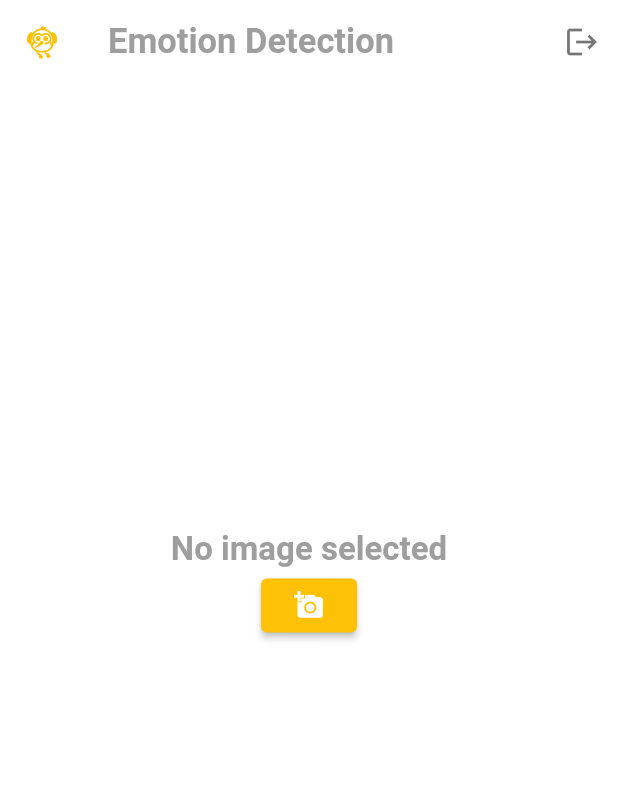
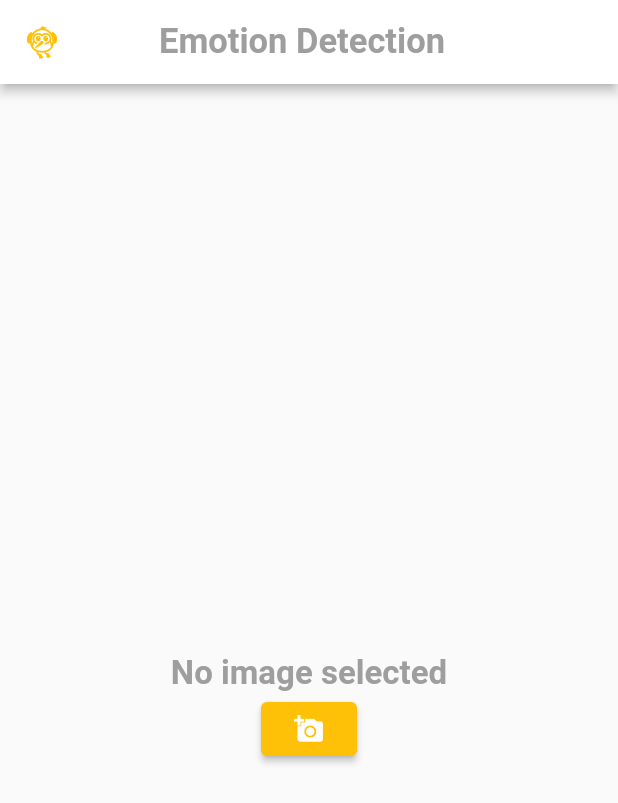
Before and after one commit to Sahim98/FaceEmotion, a Flutter app: the Tensorflow screen opened directly, on a phone screen of 412 x 824 dp. Shown: the top 803 px of the screen. Run offline on Flutter 3.47's test engine with Material 2 defaults, Android fonts, the phone set to English and light mode, and no system bars; our stand-ins replace animated_text_kit, bottom_navy_bar, cloud_firestore, firebase_auth, firebase_core, firebase_storage and 6 more; missing offline and left inert: flutter_inappwebview, tflite; accounts and stored records are empty; network calls fail.

Commit message:
gql added

```diff
--- a/lib/auth/Predict/tensorflow.dart
+++ b/lib/auth/Predict/tensorflow.dart
@@ -1,11 +1,7 @@
 import 'dart:io';
-import 'package:facecam/auth/SignUp/login.dart';
-import 'package:facecam/utils/utils.dart';
-import 'package:firebase_auth/firebase_auth.dart';
 import 'package:flutter/material.dart';
 import 'package:image_picker/image_picker.dart';
 import 'package:tflite/tflite.dart';
-
 
 class Tensorflow extends StatefulWidget {
   const Tensorflow({super.key});
@@ -20,7 +16,6 @@ class _TensorflowState extends State<Tensorflow> {
   File? _image;
   bool _loading = false, visible = false;
   final imgPicker = ImagePicker();
-  final _auth = FirebaseAuth.instance;
 
   @override
   void initState() {
@@ -39,6 +34,7 @@ class _TensorflowState extends State<Tensorflow> {
       labels: "assets/labels.txt",
       model: "assets/model_unquant.tflite",
       numThreads: 1,
+
     );
   }
 
@@ -72,16 +68,12 @@ class _TensorflowState extends State<Tensorflow> {
     classifyImage(_image);
   }
 
-
-
-
-
   @override
   Widget build(BuildContext context) {
     List emoji = ["....😀", "...😡", "...😥"];
     return Scaffold(
       appBar: AppBar(
-        elevation: 0,
+        elevation: 3,
         leading: const Icon(
           Icons.flutter_dash,
           color: Colors.amber,
@@ -92,30 +84,9 @@ class _TensorflowState extends State<Tensorflow> {
           style: TextStyle(
               color: Colors.grey, fontWeight: FontWeight.bold, fontSize: 23),
         ),
-        actions: [
-          IconButton(
-              onPressed: () {
-                _auth.signOut().then((value) {
-                  Navigator.push(context, MaterialPageRoute(
-                    builder: (context) {
-                      return const Login();
-                    },
-                  ));
-                }).onError((error, stackTrace) {
-                  Utils().toastMessage(error.toString());
-                });
-              },
-              icon: const Icon(
-                Icons.logout,
-                color: Colors.black54,
-              ))
-        ],
+        titleSpacing: 50,
       ),
       body: SingleChildScrollView(
-        scrollDirection: Axis.vertical,
-        child: Container(
-          color: Colors.white,
-          child: SingleChildScrollView(
         scrollDirection: Axis.vertical,
         child: Column(
           mainAxisAlignment: MainAxisAlignment.center,
@@ -136,7 +107,7 @@ class _TensorflowState extends State<Tensorflow> {
                   )
                 : Center(
                     child: SizedBox(
-                          height: MediaQuery.of(context).size.height * .8,
+                      height: MediaQuery.of(context).size.height,
                       child: Column(
                         crossAxisAlignment: CrossAxisAlignment.center,
                         mainAxisAlignment: MainAxisAlignment.center,
@@ -147,12 +118,10 @@ class _TensorflowState extends State<Tensorflow> {
                                   elevation: 45,
                                   child: Image.file(_image!,
                                       fit: BoxFit.cover,
-                                          height: MediaQuery.of(context)
-                                                  .size
-                                                  .height *
+                                      height:
+                                          MediaQuery.of(context).size.height *
                                               .5,
-                                          colorBlendMode:
-                                              BlendMode.colorBurn),
+                                      colorBlendMode: BlendMode.colorBurn),
                                 ),
                           const SizedBox(height: 10),
                           _image == null
@@ -166,45 +135,52 @@ class _TensorflowState extends State<Tensorflow> {
                               : _outputs != null
                                   ? Card(
                                       margin: const EdgeInsets.all(8),
-                                          elevation: 10,
+                                      // elevation: 10,
                                       child: Padding(
-                                            padding:
-                                                const EdgeInsets.all(8.0),
-                                            child: Text(
-                                              _outputs![0]["label"]
-                                                      .substring(
+                                        padding: const EdgeInsets.all(8.0),
+                                        child: Column(
+                                          children: [
+                                            Text(
+                                              _outputs![0]["label"].substring(
                                                     1,
                                                   ) +
-                                                  emoji[int.parse(
-                                                      _outputs![0]["label"]
-                                                          [0])],
-                                              style:const  TextStyle(
+                                                  emoji[int.parse(_outputs![0]
+                                                      ["label"][0])],
+                                              style: const TextStyle(
                                                   color: Colors.grey,
                                                   fontSize: 15,
-                                                  fontWeight:
-                                                      FontWeight.bold),
+                                                  fontWeight: FontWeight.bold),
+                                            ),
+                                            const SizedBox(
+                                              height: 10,
+                                            ),
+                                            Text(
+                                              ' Accuracy: ${(_outputs![0]["confidence"] * 100).toStringAsFixed(2)}%',
+                                              style: const TextStyle(
+                                                  color: Colors.grey,
+                                                  fontSize: 15,
+                                                  fontWeight: FontWeight.bold),
+                                            ),
+                                          ],
                                         ),
                                       ),
                                     )
                                   : Container(),
                           Row(
-                                mainAxisAlignment:
-                                    MainAxisAlignment.spaceEvenly,
+                            mainAxisAlignment: MainAxisAlignment.spaceEvenly,
                             children: [
                               ElevatedButton(
                                 style: ElevatedButton.styleFrom(
                                     backgroundColor: Colors.amber),
                                 onPressed: pickimage,
-                                    child:const Icon(
+                                child: const Icon(
                                   Icons.add_a_photo,
                                   size: 20,
                                   color: Colors.white,
                                 ),
                               ),
-
                             ],
                           )
-
                         ],
                       ),
                     ),
@@ -212,8 +188,6 @@ class _TensorflowState extends State<Tensorflow> {
           ],
         ),
       ),
-        ),
-      ),
     );
   }
 }
--- a/lib/auth/Profile/User.dart
+++ b/lib/auth/Profile/User.dart
@@ -18,7 +18,7 @@ class _UserState extends State<User> {
 
   final String _user = FirebaseAuth.instance.currentUser!.email.toString();
 
-  // ignore: non_constant_identifier_names
+
   String Address = 'none';
 
   @override
```
Also changed, not shown: lib/auth/Home/home.dart (+7 -5 lines), lib/auth/Profile/address.dart (+97 -2 lines), lib/auth/Profile/api.dart (added, +48 -0 lines), lib/auth/Profile/model.dart (added, +20 -0 lines). Lines whose indentation alone changed are shown as unchanged.
